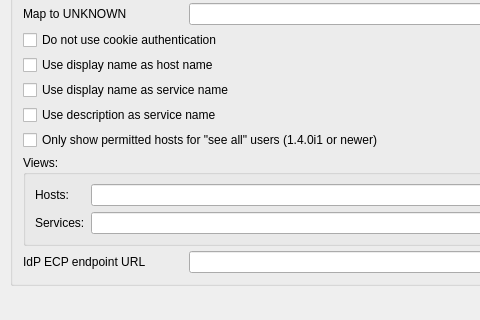
This is Nagstamon/resources/qui/settings_server.ui in HenriWahl/Nagstamon as Qt 5 draws it before an edit; both pictures show x 0 to 480 and y 911 to 1231 of the 659 by 1231 pixel window. The edited form follows.
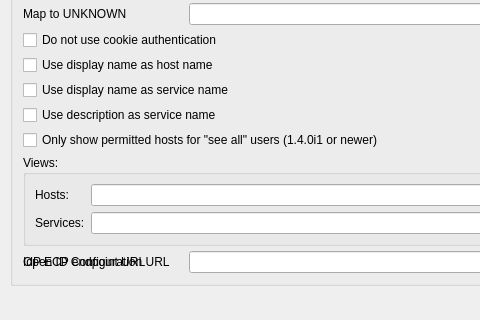
This is the edited form.

Patch:
```diff
--- a/Nagstamon/resources/qui/settings_server.ui
+++ b/Nagstamon/resources/qui/settings_server.ui
@@ -402,6 +402,13 @@
         </property>
        </widget>
       </item>
+      <item row="26" column="1">
+       <widget class="QLabel" name="label_openid_configuration_endpoint">
+        <property name="text">
+         <string>Open ID Configuration URL</string>
+        </property>
+       </widget>
+      </item>
       <item row="12" column="1">
        <widget class="QLabel" name="label_alertmanager_filter">
         <property name="text">
```
